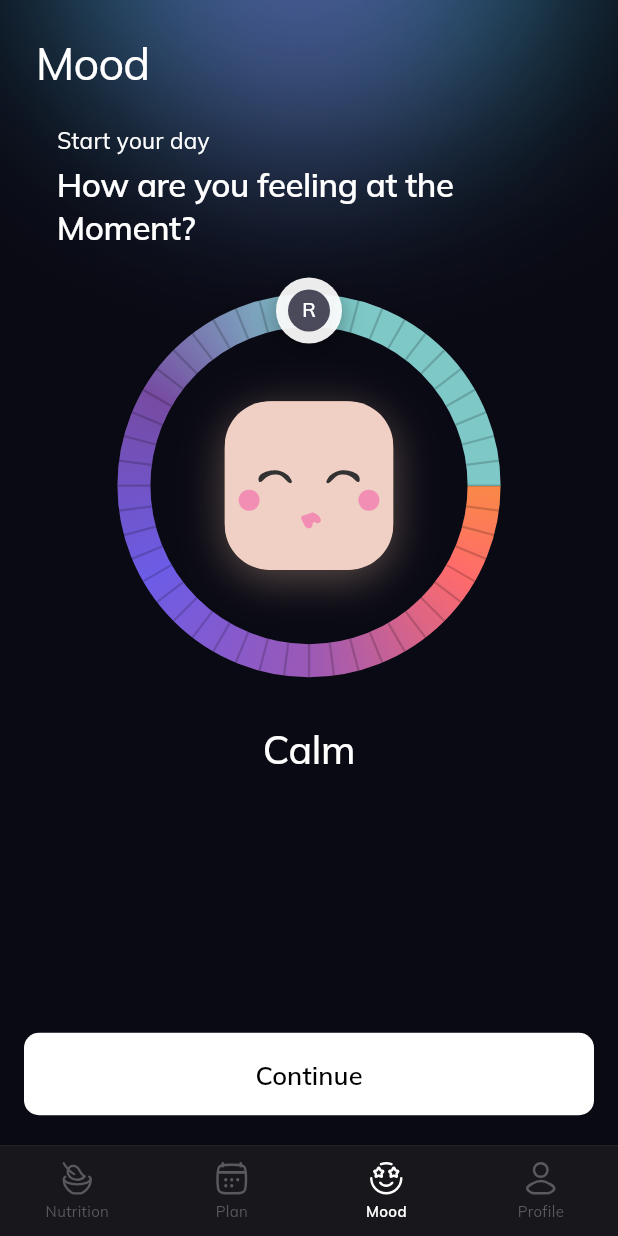
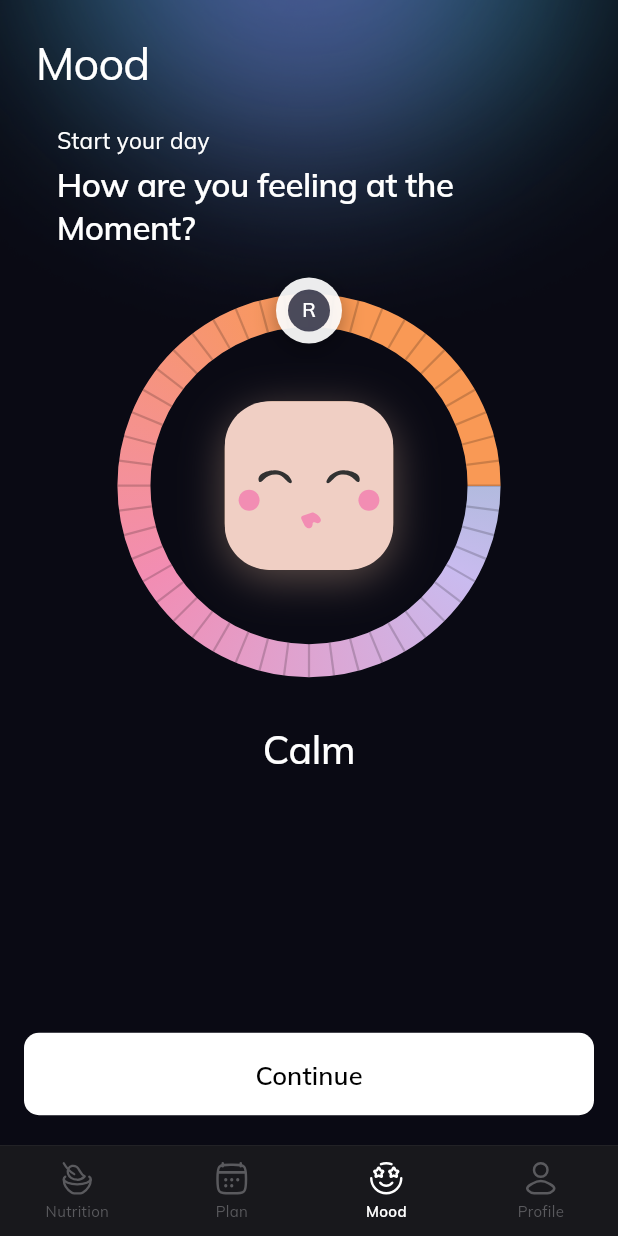
Before and after one commit to DeveloperKhurramNaseem/evencir_test_task, a Flutter app: the screen it shows after launch, item 3 of the bottom bar chosen, on a phone screen of 412 x 824 dp. Run offline on Flutter 3.47's test engine with Material 3 defaults, Android fonts, the phone set to English and light mode, and no system bars; our stand-ins replace flutter_svg.

Commit message:
feat: All screens completed

```diff
--- a/lib/mood_screen/mood_screen.dart
+++ b/lib/mood_screen/mood_screen.dart
@@ -47,7 +47,7 @@ arcColors: [Color(0xFFC9BBEF)],
     emoji: '😟',
     faceColor: Color(0xFFB8C5E0),
     // arcColors: [Color(0xFF9B59B6), Color(0xFF6C5CE7)],
-    arcColors: [Color(0xFF28DB3)],
+    arcColors: [Color(0xFFF28DB3)],
     startAngle: math.pi / 2, // bottom
     sweepAngle: math.pi / 2, // bottom → left
   ),
@@ -55,7 +55,8 @@ arcColors: [Color(0xFFC9BBEF)],
     label: 'Happy',
     emoji: '😔',
     faceColor: Color(0xFFA8B8D8),
-    arcColors: [Color(0xFF667EEA), Color(0xFF764BA2)],
+    // arcColors: [Color(0xFF667EEA), Color(0xFF764BA2)],
+    arcColors: [Color(0xFFF99955)],
     startAngle: math.pi, // left
     sweepAngle: math.pi / 2, // left → top
   ),
@@ -63,13 +64,17 @@ arcColors: [Color(0xFFC9BBEF)],
 
 /// Full arc gradient stops (all four segments merged, clockwise from top)
 final List<Color> kArcGradient = [
-  const Color(0xFF7EC8C8), // teal  (top)
-  const Color(0xFFF5A623), // orange
-  const Color(0xFFFF6B6B), // coral (right → bottom)
-  const Color(0xFF9B59B6), // purple
-  const Color(0xFF6C5CE7), // indigo (bottom → left)
-  const Color(0xFF764BA2), // violet
-  const Color(0xFF7EC8C8), // back to teal (wrap)
+  Color(0xFF6EB9AD),
+  Color(0xFFC9BBEF),
+  Color(0xFFF28DB3),
+  Color(0xFFF99955),
+  // const Color(0xFF7EC8C8), // teal  (top)
+  // const Color(0xFFF5A623), // orange
+  // const Color(0xFFFF6B6B), // coral (right → bottom)
+  // const Color(0xFF9B59B6), // purple
+  // const Color(0xFF6C5CE7), // indigo (bottom → left)
+  // const Color(0xFF764BA2), // violet
+  // const Color(0xFF7EC8C8), // back to teal (wrap)
 ];
 
 // ─── Screen ────────────────────────────────────────────────────────────────
@@ -179,7 +184,8 @@ class _MoodScreenState extends State<MoodScreen> with TickerProviderStateMixin {
               child: Image.asset('assets/images/mood_bg.png'),
             ),
           ),
-          Column(
+          SafeArea(
+            child: Column(
               crossAxisAlignment: CrossAxisAlignment.start,
               children: [
                 // ── Header ──────────────────────────────────────────────
@@ -340,6 +346,7 @@ class _MoodScreenState extends State<MoodScreen> with TickerProviderStateMixin {
                   ),
                 ),
               ],
+            ),
           ),
         ],
       ),
--- a/lib/training_plan/widgets/week_section_header.dart
+++ b/lib/training_plan/widgets/week_section_header.dart
@@ -32,7 +32,7 @@ class WeekSectionHeader extends StatelessWidget {
               Text(
                 'Week ${week.weekNumber}',
                 style: const TextStyle(
-                  fontSize: 20,
+                  fontSize: 18,
                   fontWeight: FontWeight.w700,
                   color: PlanColors.textPrimary,
                 ),
```
Also changed, not shown: lib/training_plan/screens/training_calendar_screen.dart (+5 -63 lines), lib/training_plan/widgets/drag_handle_widget.dart (+5 -6 lines), lib/training_plan/widgets/draggable_workout_card.dart (+14 -4 lines), lib/training_plan/widgets/training_day_row.dart (+16 -11 lines). Lines whose indentation alone changed are shown as unchanged.
